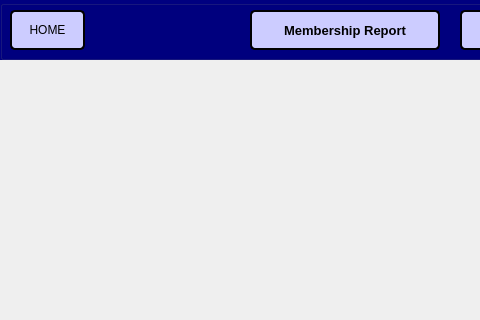
Old version of the form BulkClub/manager.ui in the repository JShinozuka/Project2; both pictures show x 0 to 480 and y 0 to 320 of the 1200 by 700 pixel window.
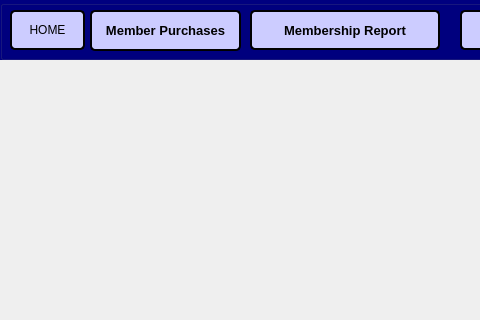
New version of the form.

```diff
--- a/BulkClub/manager.ui
+++ b/BulkClub/manager.ui
@@ -185,6 +185,39 @@
      <string>HOME</string>
     </property>
    </widget>
+   <widget class="QPushButton" name="membershipPurchasesButton">
+    <property name="geometry">
+     <rect>
+      <x>90</x>
+      <y>10</y>
+      <width>151</width>
+      <height>41</height>
+     </rect>
+    </property>
+    <property name="maximumSize">
+     <size>
+      <width>16777215</width>
+      <height>16777215</height>
+     </size>
+    </property>
+    <property name="font">
+     <font>
+      <pointsize>10</pointsize>
+      <weight>75</weight>
+      <bold>true</bold>
+     </font>
+    </property>
+    <property name="styleSheet">
+     <string notr="true">background-color:#ccccff;
+border-style: solid;
+border-color: black;
+border-width: 2px;
+border-radius: 5px;</string>
+    </property>
+    <property name="text">
+     <string>Member Purchases</string>
+    </property>
+   </widget>
   </widget>
   <widget class="QStackedWidget" name="stackedWidget">
    <property name="geometry">
```
